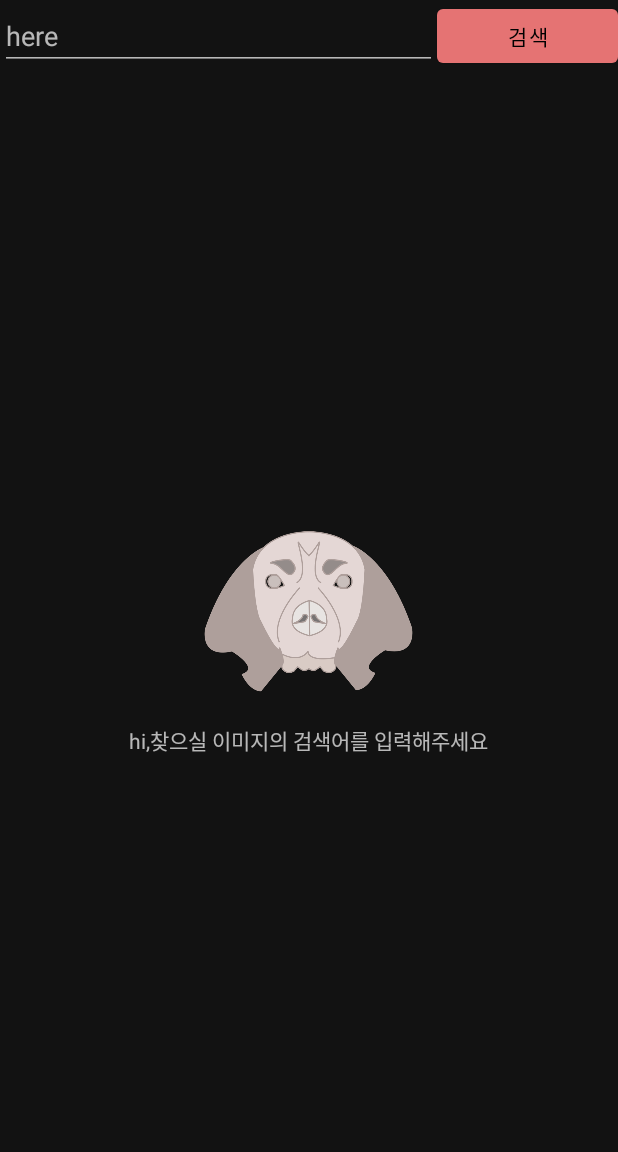
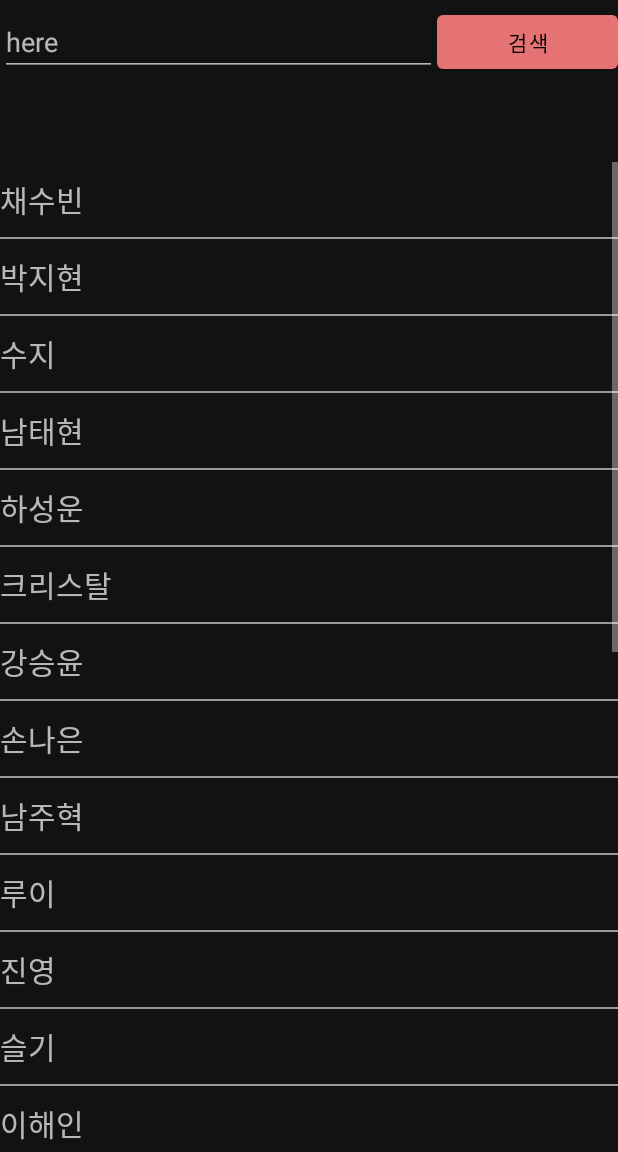
Before and after one commit to yeo-meme/snapsetter, an Android app: the SearchFragment screen opened directly, with no data from a screen before it, on a phone screen of 412 x 824 dp, the part 84-1236 px from its top. Run offline under Robolectric (Android 15) with nearby library versions, the phone set to English and light mode, and no system bars; our stand-ins replace Firebase (no records; nobody signed in at launch, a user with empty details on screens opened directly), data binding; libraries missing offline, so code that uses them is left out: io.realm; 1 statement that could not run was skipped.

Commit message:
검색 최근 검색어  리스트뷰 더미 데이터 셋팅

```diff
--- a/app/src/main/java/kr/uncode/snapsetter/Drawer/DrawerDetailActivity.java
+++ b/app/src/main/java/kr/uncode/snapsetter/Drawer/DrawerDetailActivity.java
@@ -1,5 +1,6 @@
 package kr.uncode.snapsetter.Drawer;
 
+import android.app.Activity;
 import android.app.FragmentTransaction;
 import android.content.Intent;
 import android.os.Bundle;
@@ -26,6 +27,7 @@ import com.google.firebase.auth.FirebaseUser;
 
 import io.realm.Realm;
 import io.realm.RealmResults;
+import kr.uncode.snapsetter.MainActivity;
 import kr.uncode.snapsetter.MainFragment;
 import kr.uncode.snapsetter.PictureData;
 import kr.uncode.snapsetter.R;
@@ -35,11 +37,6 @@ import kr.uncode.snapsetter.R;
  * 내보관함을 열면 내보관함의 리스트를 클릭했을때 화면 (가장 마지막 디테일의 자세한 화면 삭제가 가능)
  */
 public class DrawerDetailActivity extends AppCompatActivity {
-
-
-    private FirebaseAuth mAuth;
-    private FirebaseUser currentUser;
-
 
     private static final String TAG = DrawerDetailActivity.class.getSimpleName();
 
@@ -82,6 +79,7 @@ public class DrawerDetailActivity extends AppCompatActivity {
         //중복 액티티비가 존재하여 실제동작하는 액티비티 확인차 토스트
 //        Toast.makeText(getApplicationContext(),"hi",Toast.LENGTH_LONG).show();
 
+        //딜리트 메뉴를 포함하는 툴바
         setToolbar();
 
 
@@ -131,8 +129,10 @@ public class DrawerDetailActivity extends AppCompatActivity {
                 break;
         }
         Log.d("ww","케이스 트루전");
+
         finish();
-        return true;
+
+        return super.onOptionsItemSelected(item);
     }
 
     private void deleteImg() {
@@ -167,12 +167,17 @@ public class DrawerDetailActivity extends AppCompatActivity {
             }
         });
 
-        Toast.makeText(getApplicationContext(),"삭제되었습니다.",Toast.LENGTH_LONG);
+        Toast.makeText(getApplicationContext(),"삭제되었습니다.",Toast.LENGTH_LONG).show();
         Log.d("ww","딜리트끝나고");
 
     }
 
-
+    @Override
+    public void onDestroy() {
+        super.onDestroy();
+        Realm realm = Realm.getDefaultInstance();
+        realm.close();
+    }
 
     public void setDetail_img(String url) {
         if (url != null) {
--- a/app/src/main/java/kr/uncode/snapsetter/Drawer/DrawerFragment.java
+++ b/app/src/main/java/kr/uncode/snapsetter/Drawer/DrawerFragment.java
@@ -27,27 +27,34 @@ import kr.uncode.snapsetter.R;
 
 public class DrawerFragment  extends Fragment {
 
-    private DrawerListAdapter drawerListAdapter;
     private FirebaseAuth mAuth;
     private FirebaseUser currentUser;
 
+    /**내보관함 리사이클러뷰 변수
+     */
     private RecyclerView recyclerView;
-
-//    private MainActivity mainActivity;
-//    private String userEmail = "";
-//    private String image_url = "";
-//    private String user_Id ="";
-//    private String getImage = "";
+    /**파이어베이스 최신사용자 를 스트링에 담는 변수
+     */
     private String recentUser = "";
 
+    /** 리얼엠 리절트 를 픽쳐데이타 타입 리스트로 보관하는 변수
+     */
     private RealmResults<PictureData> pictureDataList;
+
+    /**보관함에 리사이클러뷰 정렬을 위해 매니저 변수 사용
+     */
     private GridLayoutManager gridLayoutManager;
-//    private RecyclerView.LayoutManager layoutManager;
+
+    /**보관함에 리스트를 가져오기 위해 어댑터 셋하기 위한 변수
+     */
     private RecyclerView.Adapter mAdater;
 
     public static DrawerFragment newInstance() {
         return new DrawerFragment();
     }
+
+    /**데이터 == 0 일때 리사이클러뷰대신 안내 텍스트 보이게하는 텍스트
+     */
     private TextView drawer_word;
 
 
@@ -120,7 +127,6 @@ public class DrawerFragment  extends Fragment {
     @Override
     public View onCreateView(@NonNull LayoutInflater inflater, @Nullable ViewGroup container, @Nullable Bundle savedInstanceState) {
 
-
         Activity activity = getActivity();
         if (activity != null && activity instanceof MainActivity) {
             Log.d("gg","들어오니");
--- a/app/src/main/java/kr/uncode/snapsetter/Drawer/DrawerListAdapter.java
+++ b/app/src/main/java/kr/uncode/snapsetter/Drawer/DrawerListAdapter.java
@@ -1,5 +1,6 @@
 package kr.uncode.snapsetter.Drawer;
 
+import android.app.Activity;
 import android.content.Context;
 import android.content.Intent;
 import android.util.Log;
@@ -77,8 +78,6 @@ public class DrawerListAdapter extends RecyclerView.Adapter<DrawerListAdapter.Dr
     //찜했을떄
     class DrawerListViewHolder extends RecyclerView.ViewHolder {
         DrawerItemImageBinding binding;
-        ListItemImageBinding heartbinding;
-
 
         public DrawerListViewHolder(DrawerItemImageBinding itemView) {
             super(itemView.getRoot());
@@ -91,13 +90,12 @@ public class DrawerListAdapter extends RecyclerView.Adapter<DrawerListAdapter.Dr
                     image_position = position;
                     String xx = getImageList.get(position).getImage_url();
 
-                    Log.d("dd",xx);
                     if (xx != null) {
                         //드로어디테일액티비티가 리스트를 구성하는 리스트 보관함
+
                         Intent intent = new Intent(context.getApplicationContext(),DrawerDetailActivity.class);
                         intent.putExtra(KEY_IMAGE_URL,xx);
                         intent.putExtra(KEY_IMAGE_POSITION,image_position);
-
                         context.startActivity(intent);
                     }
                 }
--- a/app/src/main/java/kr/uncode/snapsetter/MainActivity.java
+++ b/app/src/main/java/kr/uncode/snapsetter/MainActivity.java
@@ -8,6 +8,7 @@ import android.util.Log;
 import android.view.MenuItem;
 import android.view.View;
 import android.widget.Button;
+import android.widget.ListView;
 import android.widget.TextView;
 import android.widget.Toast;
 
@@ -30,6 +31,7 @@ import com.google.firebase.auth.AuthResult;
 import com.google.firebase.auth.FirebaseAuth;
 import com.google.firebase.auth.FirebaseUser;
 
+import java.util.List;
 import java.util.Stack;
 
 import kr.uncode.snapsetter.Drawer.DrawerFragment;
@@ -89,6 +91,7 @@ public class MainActivity extends AppCompatActivity implements View.OnClickListe
      * 파이어베이스 어스 리스너 객체
      */
     public FirebaseAuth.AuthStateListener mAuthListener;
+
 
 
     @Override
@@ -254,6 +257,10 @@ public class MainActivity extends AppCompatActivity implements View.OnClickListe
     }
 
 
+    private void serch(String charText) {
+
+
+    }
     @Override
     public void onClick(View view) {
 
--- /dev/null
+++ b/app/src/main/java/kr/uncode/snapsetter/SearchAdapter.java
@@ -0,0 +1,63 @@
+package kr.uncode.snapsetter;
+
+import android.content.Context;
+import android.view.LayoutInflater;
+import android.view.View;
+import android.view.ViewGroup;
+import android.widget.BaseAdapter;
+import android.widget.TextView;
+
+import java.util.List;
+
+public class SearchAdapter extends BaseAdapter {
+
+    private Context context;
+    private List<String> list;
+    private LayoutInflater inflater;
+    private ViewHolder viewHolder;
+
+
+    public SearchAdapter(List<String> list, Context context) {
+        this.list = list;
+        this.context = context;
+        this.inflater = LayoutInflater.from(context);
+    }
+    @Override
+    public int getCount() {
+        return list.size();
+    }
+
+    @Override
+    public Object getItem(int i) {
+        return null;
+    }
+
+    @Override
+    public long getItemId(int i) {
+        return 0;
+    }
+
+    @Override
+    public View getView(int position, View convertView, ViewGroup viewGroup) {
+        if (convertView == null) {
+            convertView = inflater.inflate(R.layout.row_listview, null);
+
+
+            viewHolder = new ViewHolder();
+            viewHolder.label = convertView.findViewById(R.id.label);
+
+            convertView.setTag(viewHolder);
+        } else {
+            viewHolder = (ViewHolder) convertView.getTag();
+        }
+
+
+        viewHolder.label.setText(list.get(position));
+        return convertView;
+    }
+
+
+    class ViewHolder {
+        public TextView label;
+    }
+}
--- a/app/src/main/java/kr/uncode/snapsetter/SearchFragment.java
+++ b/app/src/main/java/kr/uncode/snapsetter/SearchFragment.java
@@ -3,16 +3,20 @@ package kr.uncode.snapsetter;
 import android.app.Activity;
 import android.content.Context;
 import android.os.Bundle;
+import android.text.Editable;
 import android.text.TextUtils;
+import android.text.TextWatcher;
 import android.util.Log;
 import android.view.LayoutInflater;
 import android.view.View;
 import android.view.ViewGroup;
 import android.view.inputmethod.InputMethodManager;
+import android.widget.ArrayAdapter;
 import android.widget.Button;
 import android.widget.EditText;
 import android.widget.ImageView;
 import android.widget.LinearLayout;
+import android.widget.ListView;
 import android.widget.ProgressBar;
 import android.widget.TextView;
 import android.widget.Toast;
@@ -23,6 +27,9 @@ import androidx.fragment.app.Fragment;
 import androidx.recyclerview.widget.RecyclerView;
 
 import com.google.firebase.auth.FirebaseAuth;
+
+import java.util.ArrayList;
+import java.util.List;
 
 import io.realm.Realm;
 import retrofit2.Call;
@@ -49,7 +56,19 @@ public class SearchFragment extends Fragment implements View.OnClickListener {
     private static final String FULL_H = "FULL";
     private String heart_state = EMPTY_H;
 
+
     private Realm mRealm;
+    private Context context;
+
+
+    //리스트뷰 아이템 시작
+
+    private List<String> list;
+    private ListView listView;
+    private SearchAdapter adapter;
+    private ArrayList<String> arrayList;
+
+
 
     public static SearchFragment newInstance() {
         return new SearchFragment();
@@ -82,6 +101,7 @@ public class SearchFragment extends Fragment implements View.OnClickListener {
 
     @Override
     public void onCreate(@Nullable Bundle savedInstanceState) {
+        context = getContext();
         super.onCreate(savedInstanceState);
     }
 
@@ -90,7 +110,6 @@ public class SearchFragment extends Fragment implements View.OnClickListener {
     public View onCreateView(@NonNull LayoutInflater inflater, @Nullable ViewGroup container, @Nullable Bundle savedInstanceState) {
 
         View rootView = inflater.inflate(R.layout.search_fragment, container, false);
-
         search_edit_frame = rootView.findViewById(R.id.search_edit_frame);
         searchBtn = rootView.findViewById(R.id.searchBtn);
         rvImageList = rootView.findViewById(R.id.rv_image_list);
@@ -98,11 +117,61 @@ public class SearchFragment extends Fragment implements View.OnClickListener {
         font = rootView.findViewById(R.id.font);
         tx = rootView.findViewById(R.id.tx);
         back = rootView.findViewById(R.id.back);
+
+        listView = rootView.findViewById(R.id.listView);
+
+
+        list = new ArrayList<String>();
+        settingList();
+
+        arrayList = new ArrayList<String>();
+        arrayList.addAll(list);
+
+
+        adapter = new SearchAdapter(list, context);
+        listView.setAdapter(adapter);
+
+        search_edit_frame.addTextChangedListener(new TextWatcher() {
+            @Override
+            public void beforeTextChanged(CharSequence charSequence, int i, int i1, int i2) {
+
+            }
+
+            @Override
+            public void onTextChanged(CharSequence charSequence, int i, int i1, int i2) {
+
+            }
+
+            @Override
+            public void afterTextChanged(Editable edit) {
+
+                String text = search_edit_frame.getText().toString();
+                listitem(text);
+
+            }
+        });
+
+
+
+//        adapter.add("Adam Smith") ;
+//        adapter.add("Bryan Adams") ;
+//        adapter.add("Chris Martin") ;
+//        adapter.add("Daniel Craig") ;
+//        adapter.add("Eric Clapton") ;
+//        adapter.add("Frank Sinatra") ;
+//        adapter.add("Gary Moore") ;
+//        adapter.add("Helloween") ;
+//        adapter.add("Ian Hunter") ;
+//        adapter.add("Jennifer Lopez") ;
+
+
+
+
         // 키보드내리기
 //        manager = (InputMethodManager) getSystemService(Context.INPUT_METHOD_SERVICE);
 
-        searchListAdapter = new SearchListAdapter(mRealm);
-        rvImageList.setAdapter(searchListAdapter);
+//        searchListAdapter = new SearchListAdapter(mRealm);
+//        rvImageList.setAdapter(searchListAdapter);
 
         //서치버튼을 클릭했을때 이미지를 찾는 온클릭 이벤트 메서드를 호출하는 버튼
         searchBtn.setOnClickListener(new View.OnClickListener() {
@@ -114,6 +183,56 @@ public class SearchFragment extends Fragment implements View.OnClickListener {
 
         return rootView;
     }
+
+    private void listitem(String charText) {
+        list.clear();
+
+        if (charText.length() == 0) {
+
+
+        } else {
+
+            for (int i =0; i<arrayList.size(); i++) {
+
+                if (arrayList.get(i).toLowerCase().contains(charText)) {
+                    list.add(arrayList.get(i));
+                }
+            }
+
+        }
+
+        adapter.notifyDataSetChanged();
+    }
+
+    private void settingList() {
+        list.add("채수빈");
+        list.add("박지현");
+        list.add("수지");
+        list.add("남태현");
+        list.add("하성운");
+        list.add("크리스탈");
+        list.add("강승윤");
+        list.add("손나은");
+        list.add("남주혁");
+        list.add("루이");
+        list.add("진영");
+        list.add("슬기");
+        list.add("이해인");
+        list.add("고원희");
+        list.add("공명");
+        list.add("김예림");
+        list.add("혜리");
+        list.add("웬디");
+        list.add("박혜수");
+        list.add("카이");
+        list.add("진세연");
+        list.add("동호");
+        list.add("박세완");
+        list.add("도희");
+        list.add("창모");
+        list.add("허영지");
+    }
+
 
     //서치버튼을 클릭했을때 이미지를 찾는 온클릭 이벤트를 만드는 메서드
     private void btnSearch(View view) {
--- /dev/null
+++ b/app/src/main/res/layout/row_listview.xml
@@ -0,0 +1,14 @@
+<?xml version="1.0" encoding="utf-8"?>
+<LinearLayout xmlns:android="http://schemas.android.com/apk/res/android"
+    android:layout_width="match_parent"
+    android:layout_height="match_parent">
+
+
+    <TextView
+        android:id="@+id/label"
+        android:layout_height="50dp"
+        android:layout_width="match_parent"
+        android:gravity="left|center_vertical"
+        android:textSize="20dp" />
+
+</LinearLayout>
--- a/app/src/main/res/layout/search_fragment.xml
+++ b/app/src/main/res/layout/search_fragment.xml
@@ -8,7 +8,6 @@
         android:id="@+id/back"
         android:focusable="true"
         android:focusableInTouchMode="true"
-        android:layout_marginTop="?attr/actionBarSize"
         android:orientation="vertical">
 
 
@@ -16,6 +15,7 @@
             android:layout_width="match_parent"
             android:layout_height="wrap_content"
             android:orientation="horizontal"
+            android:layout_marginTop="60dp"
             android:layout_gravity="center_horizontal">
 
             <EditText
@@ -32,6 +32,21 @@
                 android:text="검색"
                 android:layout_weight="1"
                 android:id="@+id/searchBtn" />
+
+
+
+        </LinearLayout>
+        <LinearLayout
+            android:layout_width="wrap_content"
+            android:layout_height="wrap_content"
+            android:orientation="vertical"
+            android:layout_marginTop="?attr/actionBarSize">
+            <ListView
+                android:id="@+id/listView"
+                android:layout_width="match_parent"
+                android:layout_height="match_parent"
+                android:divider="#999999"
+                android:dividerHeight="1dp"/>
         </LinearLayout>
         <RelativeLayout
             android:layout_height="match_parent"
```
